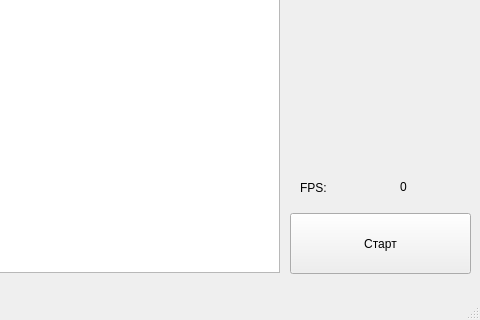
First picture: the form in src/2d_collisions/mainwindow.ui, repository fairay/2D-Collision-detection, before the edit; both pictures show x 330 to 810 and y 327 to 647 of the 810 by 647 pixel window.
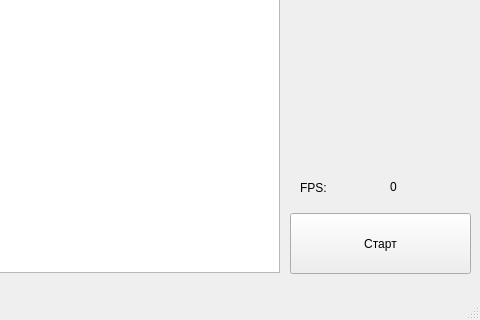
Second picture: the form after the edit.

```diff
--- a/src/2d_collisions/mainwindow.ui
+++ b/src/2d_collisions/mainwindow.ui
@@ -40,9 +40,9 @@
    <widget class="QLabel" name="fps_count">
     <property name="geometry">
      <rect>
-      <x>730</x>
+      <x>720</x>
       <y>504</y>
-      <width>47</width>
+      <width>81</width>
       <height>20</height>
      </rect>
     </property>
```
